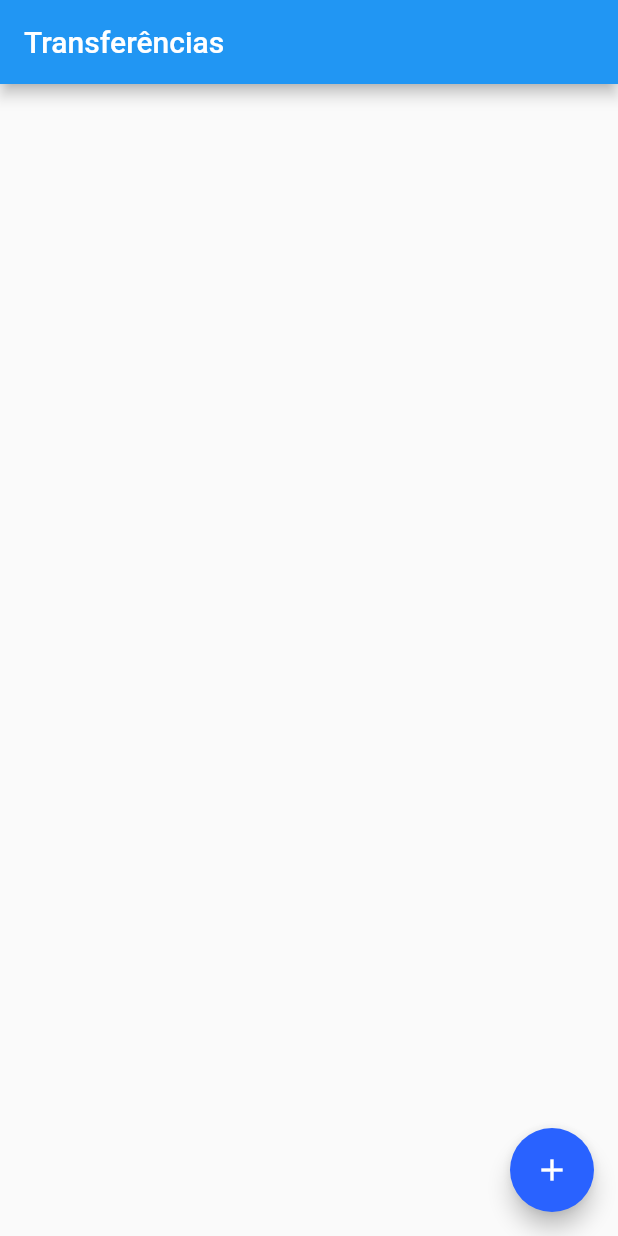
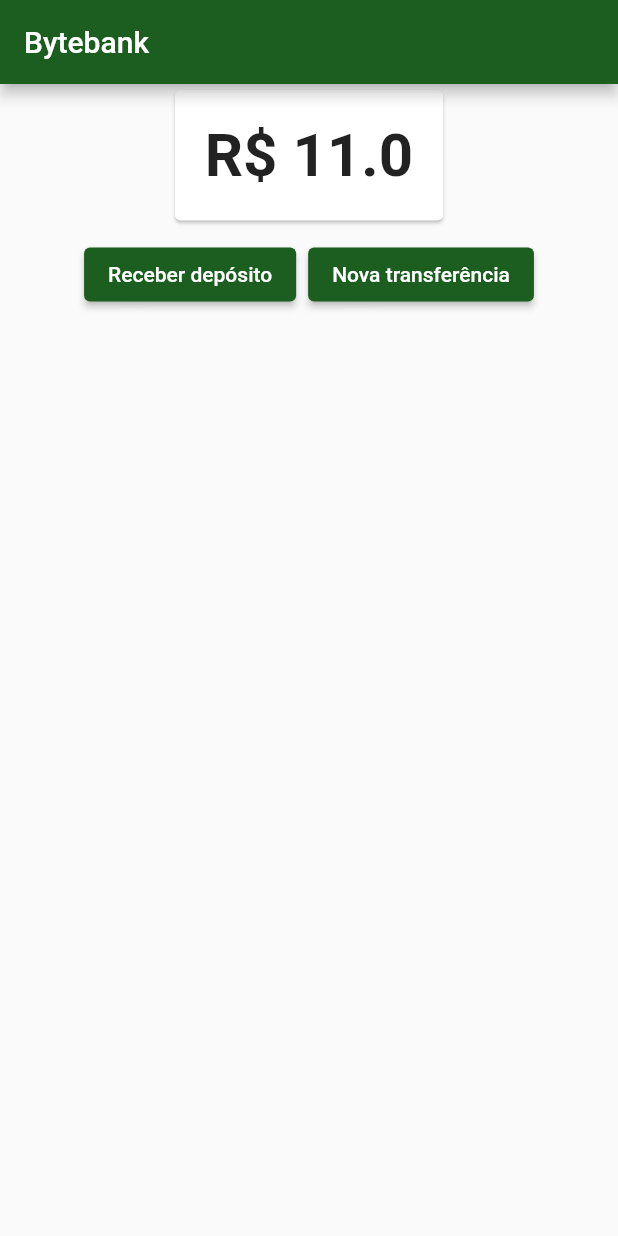
Before and after one commit to KaicMelo/flutter_gerenciamento_estado, a Flutter app: the screen it shows after launch, on a phone screen of 412 x 824 dp. Run offline on Flutter 3.47's test engine with Material 2 defaults, Android fonts, the phone set to English and light mode, and no system bars.

```diff
--- a/lib/main.dart
+++ b/lib/main.dart
@@ -1,8 +1,13 @@
+import 'package:flutter/material.dart';
+import 'package:flutter_gerenciamento_estado/models/saldo.dart';
+import 'package:flutter_gerenciamento_estado/screens/dashboard/dashboard.dart';
+import 'package:flutter_gerenciamento_estado/screens/transferencia/lista.dart';
+import 'package:provider/provider.dart';
 
-import 'package:flutter/material.dart';
-import 'package:flutter_gerenciamento_estado/screens/transferencia/lista.dart';
-
-void main() => runApp(BytebankApp());
+void main() => runApp(ChangeNotifierProvider(
+      create: (context) => Saldo(11),
+      child: BytebankApp(),
+    ));
 
 class BytebankApp extends StatelessWidget {
   @override
@@ -10,13 +15,17 @@ class BytebankApp extends StatelessWidget {
     return MaterialApp(
       theme: ThemeData(
         primaryColor: Colors.green[900],
-        accentColor: Colors.blueAccent[700],
+        colorScheme: ColorScheme.fromSwatch().copyWith(
+          primary: Colors.green[900],
+          secondary: Colors.blueAccent[700],
+        ),
         buttonTheme: ButtonThemeData(
           buttonColor: Colors.blueAccent[700],
           textTheme: ButtonTextTheme.primary,
         ),
       ),
-      home: ListaTransferencias(),
+      home: Dashboard(),
+      // home: ListaTransferencias(),
     );
   }
 }
--- /dev/null
+++ b/lib/models/saldo.dart
@@ -0,0 +1,21 @@
+import 'package:flutter/material.dart';
+
+class Saldo extends ChangeNotifier{
+  double valor;
+
+  Saldo(this.valor);
+
+  void adiciona(double valor){
+    this.valor += valor;
+    notifyListeners();
+  }
+
+  void subtrai(double valor){
+    this.valor -= valor;
+    notifyListeners();
+  }
+  @override
+  String toString(){
+    return 'R\$ $valor';
+  }
+}
--- /dev/null
+++ b/lib/screens/dashboard/dashboard.dart
@@ -0,0 +1,40 @@
+import 'package:flutter/material.dart';
+import 'package:flutter_gerenciamento_estado/models/saldo.dart';
+import 'package:flutter_gerenciamento_estado/screens/dashboard/saldo.dart';
+import 'package:flutter_gerenciamento_estado/screens/deposito/formulario.dart';
+import 'package:flutter_gerenciamento_estado/screens/transferencia/formulario.dart';
+import 'package:provider/provider.dart';
+
+class Dashboard extends StatelessWidget {
+  const Dashboard({Key? key}) : super(key: key);
+
+  @override
+  Widget build(BuildContext context) {
+    return Scaffold(
+        appBar: AppBar(
+          title: Text('Bytebank'),
+        ),
+        body: ListView(children: [
+          Align(
+            alignment: Alignment.topCenter,
+            child: SaldoCard(),
+          ),
+          ButtonBar(
+            alignment: MainAxisAlignment.center,
+            children: [
+              ElevatedButton(
+                child: const Text('Receber depósito'),
+                onPressed: () {
+                  Navigator.of(context).push(MaterialPageRoute(
+                      builder: (context) => FormularioDeposito()));
+                },
+              ),
+              ElevatedButton(onPressed: () {
+                Navigator.of(context).push(MaterialPageRoute(
+                    builder: (context) => FormularioTransferencia()));
+              }, child: Text('Nova transferência'))
+            ],
+          )
+        ]));
+  }
+}
--- /dev/null
+++ b/lib/screens/dashboard/saldo.dart
@@ -0,0 +1,17 @@
+import 'package:flutter/material.dart';
+import 'package:flutter_gerenciamento_estado/models/saldo.dart';
+import 'package:provider/provider.dart';
+
+class SaldoCard extends StatelessWidget {
+  @override
+  Widget build(BuildContext context) {
+    return Card(
+      child: Padding(
+          padding: EdgeInsets.all(20),
+          child: Consumer<Saldo>(builder: (context, valor, child) {
+            return Text(valor.toString(),
+                style: TextStyle(fontSize: 40, fontWeight: FontWeight.bold));
+          })),
+    );
+  }
+}
--- a/pubspec.yaml
+++ b/pubspec.yaml
@@ -34,6 +34,7 @@ dependencies:
   # The following adds the Cupertino Icons font to your application.
   # Use with the CupertinoIcons class for iOS style icons.
   cupertino_icons: ^1.0.2
+  provider: ^6.0.0
 
 dev_dependencies:
   flutter_test:
```
Also changed, not shown: lib/screens/deposito/formulario.dart (added, +59 -0 lines), pubspec.lock.
